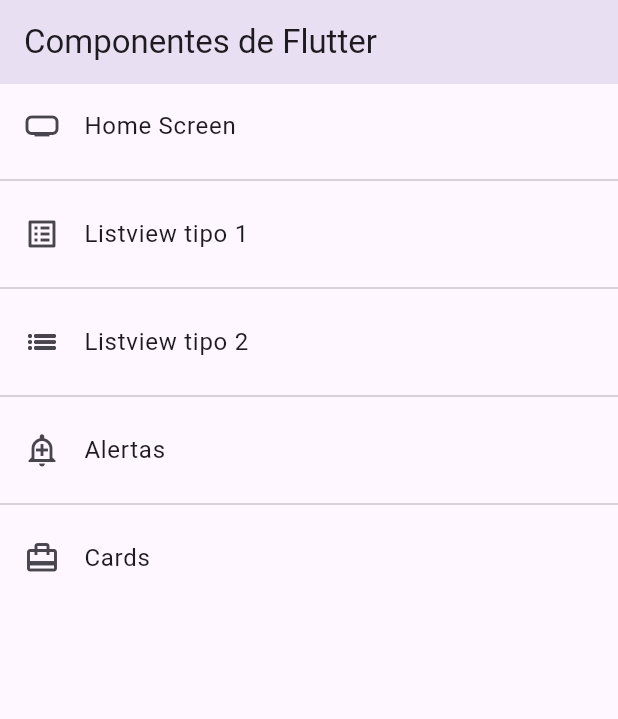
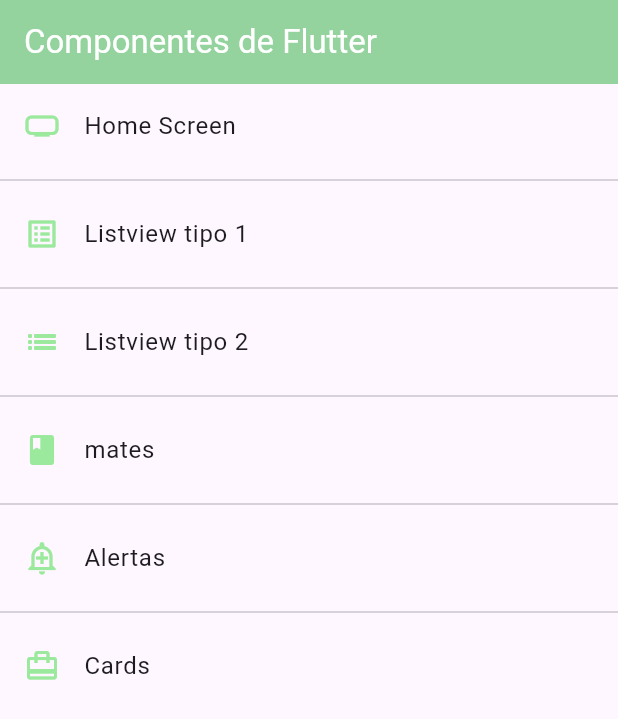
Before and after one commit to AlexGalla27/fl_components, a Flutter app: the screen it shows after launch, on a phone screen of 412 x 824 dp. Shown: the top 719 px of the screen. Run offline on Flutter 3.47's test engine with Material 3 defaults, Android fonts, the phone set to English and light mode, and no system bars.

Commit message:
CardWidgets

```diff
--- a/lib/main.dart
+++ b/lib/main.dart
@@ -1,5 +1,6 @@
 import 'package:fl_components/routes/app_routes.dart';
 import 'package:fl_components/screens/screens.dart';
+import 'package:fl_components/theme/app_theme.dart';
 import 'package:flutter/material.dart';
 
 void main() => runApp(const MyApp());
@@ -16,6 +17,8 @@ class MyApp extends StatelessWidget {
       initialRoute: AppRoutes.initialRoute,
       routes: AppRoutes.getAppRoutes(),
       onGenerateRoute: AppRoutes.onGenerateRoute,
+      theme: AppTheme.lightTheme,
+
     );
   }
 }
--- a/lib/routes/app_routes.dart
+++ b/lib/routes/app_routes.dart
@@ -1,4 +1,5 @@
 import 'package:fl_components/models/models.dart';
+import 'package:fl_components/screens/mates.dart';
 import 'package:fl_components/screens/screens.dart';
 import 'package:flutter/material.dart';
 
@@ -25,6 +26,12 @@ class AppRoutes {
       screen: const Listview2Screen()
     ),
     MenuOption(
+      route: 'mates',
+      icon: Icons.book,
+      name: 'mates',
+      screen: const MatesScreen()
+    ),
+    MenuOption(
       route: 'alert',
       icon: Icons.add_alert_outlined,
       name: 'Alertas',
@@ -36,6 +43,15 @@ class AppRoutes {
       name: 'Cards',
       screen: const CardScreen()
     ),
+  ];
+
+  static final LibrosCole = <MenuOption>[
+    MenuOption(
+          route: 'card',
+          icon: Icons.card_travel_outlined,
+          name: 'Cards',
+          screen: const CardScreen()
+        ),
   ];
 
 
--- a/lib/screens/listview1_screen.dart
+++ b/lib/screens/listview1_screen.dart
@@ -11,8 +11,8 @@ class Listview1Screen extends StatelessWidget {
     return  Scaffold(
       appBar: AppBar(
         title: Text('Listview Tipo 1'),
-        backgroundColor: Colors.pink
-        ,
+        //backgroundColor: Colors.pink
+
         ),
 
       body: ListView(
--- a/lib/screens/listview2_screen.dart
+++ b/lib/screens/listview2_screen.dart
@@ -11,8 +11,8 @@ class Listview2Screen extends StatelessWidget {
     return  Scaffold(
       appBar: AppBar(
         title: Text('Listview Tipo 2'),
-        backgroundColor: Colors.orangeAccent
-        ,
+        //backgroundColor: Colors.orangeAccent
+
         ),
 
       body: ListView.separated(
--- a/lib/screens/screens.dart
+++ b/lib/screens/screens.dart
@@ -3,3 +3,4 @@ export 'package:fl_components/screens/card_screen.dart';
 export 'package:fl_components/screens/home_screen.dart';
 export 'package:fl_components/screens/listview1_screen.dart';
 export 'package:fl_components/screens/listview2_screen.dart';
+export 'package:fl_components/screens/libros_cole.dart';
--- /dev/null
+++ b/lib/theme/app_theme.dart
@@ -0,0 +1,27 @@
+import 'package:flutter/material.dart';
+
+class AppTheme {
+
+  static const Color primary = Color.fromARGB(255, 155, 233, 157);
+
+  static final ThemeData lightTheme = ThemeData.light().copyWith(
+
+        primaryColor: primary,
+
+        appBarTheme: AppBarTheme(
+          backgroundColor: primary,
+          elevation: 20,
+          foregroundColor: Colors.white,
+        ),
+
+        listTileTheme: ListTileThemeData(
+          iconColor: primary,
+        ),
+
+        //Estilo de los boton de la aplicacion
+        textButtonTheme: TextButtonThemeData(
+          style: TextButton.styleFrom(foregroundColor: Colors.green),
+        )
+
+      );
+}
--- /dev/null
+++ b/lib/widgets/widgets.dart
@@ -0,0 +1 @@
+export 'package:fl_components/widgets/custom_card_tipo1.dart';
```
Also changed, not shown: lib/screens/card_screen.dart (+13 -2 lines), lib/screens/libros_cole.dart (added, +36 -0 lines), lib/screens/mates.dart (added, +20 -0 lines), lib/widgets/custom_card_tipo1.dart (added, +41 -0 lines).
